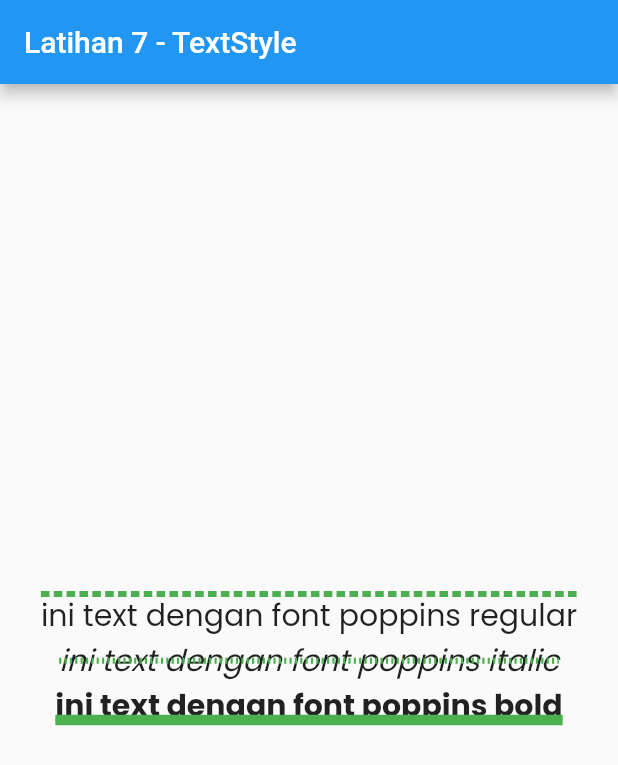
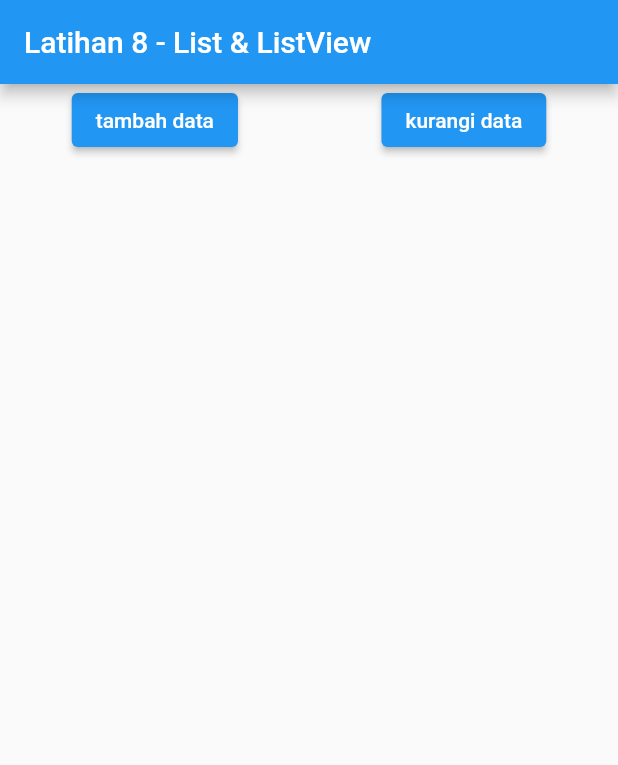
Before and after one commit to dodichakill/latihan_flutter_ku, a Flutter app: the screen it shows after launch, on a phone screen of 412 x 824 dp. Shown: the top 765 px of the screen. Run offline on Flutter 3.47's test engine with Material 2 defaults, Android fonts, the phone set to English and light mode, and no system bars.

Commit message:
Latihan 8 - List & ListView

```diff
--- a/lib/main.dart
+++ b/lib/main.dart
@@ -1,63 +1,95 @@
-// latihan 7 - TextStyle
+// Latihan 8 - List & ListView
 
 import 'package:flutter/material.dart';
 
 void main() => runApp(MyApp());
 
-class MyApp extends StatelessWidget {
+class MyApp extends StatefulWidget {
+  @override
+  _MyAppState createState() => _MyAppState();
+}
+
+class _MyAppState extends State<MyApp> {
+  // dibawah ini kita menggunakan List untuk menampung datanya
+  List<Widget> widgets = [];
+  int counter = 1;
+
   @override
   Widget build(BuildContext context) {
     return MaterialApp(
       home: Scaffold(
         appBar: AppBar(
-          title: Text('Latihan 7 - TextStyle'),
+          title: Text('Latihan 8 - List & ListView'),
         ),
-        body: Center(
-          child: Column(
-              mainAxisAlignment: MainAxisAlignment.center,
+        // dibawah ini kita menggunakan Column dan akan error bila data yang ditampilkan melebihi ukuran layar
+
+        // body: Column(
+        //   children: <Widget>[
+        //     Row(
+        //       mainAxisAlignment: MainAxisAlignment.spaceAround,
+        //       children: <Widget>[
+        //         ElevatedButton(
+        //             onPressed: () => setState(() {
+        //                   widgets.add(Text(
+        //                     'data ke - ' + counter.toString(),
+        //                     style: TextStyle(fontSize: 35),
+        //                   ));
+        //                   counter++;
+        //                 }),
+        //             child: Text('tambah data')),
+        //         ElevatedButton(
+        //             onPressed: () => setState(() {
+        //                   widgets
+        //                       .removeLast(); // untuk menghapus widget terakhir
+        //                   counter--;
+        //                 }),
+        //             child: Text('kurangi data'))
+        //       ],
+        //     ),
+        //     Column(
+        //       crossAxisAlignment: CrossAxisAlignment.start,
+        //       children: widgets,
+        //     )
+        //   ],
+        // ),
+
+        // dibawah ini kita menggunakan ListView dan tidak akan terjadi error bila data yang ditampilkan melebihi ukuran layar melainkan akan menjadi bisa discroll
+
+        body: ListView(
+          children: <Widget>[
+            Row(
+              mainAxisAlignment: MainAxisAlignment.spaceAround,
               children: <Widget>[
-                Text(
-                  'ini text dengan font poppins regular',
-                  style: TextStyle(
-                    fontFamily: "Poppins",
-                    fontSize: 20,
-                    decoration: TextDecoration.overline,
-                    decorationColor: Colors.green,
-                    decorationThickness: 4,
-                    decorationStyle: TextDecorationStyle.dashed,
-                  ),
-                ),
-                Text(
-                  'ini text dengan font poppins italic',
-                  style: TextStyle(
-                    fontFamily: "Poppins",
-                    fontSize: 20,
-                    decoration: TextDecoration.lineThrough,
-                    decorationColor: Colors.green,
-                    decorationThickness: 4,
-                    fontStyle: FontStyle.italic,
-                    decorationStyle: TextDecorationStyle.dotted,
-                  ),
-                ),
-                Text(
-                  'ini text dengan font poppins bold',
-                  style: TextStyle(
-                    fontFamily: "Poppins",
-                    fontSize: 20,
-                    fontWeight: FontWeight.w700,
-                    decoration: TextDecoration.underline,
-                    decorationColor: Colors.green,
-                    decorationThickness: 4,
-                    decorationStyle: TextDecorationStyle.double,
-                  ),
-                ),
-              ]),
+                ElevatedButton(
+                    onPressed: () => setState(() {
+                          widgets.add(Text(
+                            'data ke - ' + counter.toString(),
+                            style: TextStyle(fontSize: 35),
+                          ));
+                          counter++;
+                        }),
+                    child: Text('tambah data')),
+                ElevatedButton(
+                    onPressed: () => setState(() {
+                          widgets
+                              .removeLast(); // untuk menghapus widget terakhir
+                          counter--;
+                        }),
+                    child: Text('kurangi data'))
+              ],
+            ),
+            Column(
+              crossAxisAlignment: CrossAxisAlignment.start,
+              children: widgets,
+            )
+          ],
         ),
       ),
     );
   }
 }
+
 // penjelasan singkat
 // ----------------
-// TextStyle merupakan widget yang berguna untuk styling text
-// jika kita ingin mencustom fonts sendiri kita bisa menambahkannya fontnya di folder/buat folder fonts lalu masukan font yang udah ditentukan/didownload ke dalam folder fonts, lalu kita daftarkan font tadi pada pubspec.yaml (lihat saja pada file pubspec.yaml), setelah didaftarkan fonts tersebut bisa digunakan dengan menggunakan widget TextStyle (dan beberapa styling) seperti contoh diatas.
+// gunakan List untuk menampung beberapa data sekaligus
+// gunakan ListView dari pada column/row untuk menghindari terjadinya error ketika data yang ditampilkan melebihi batas layar
```
